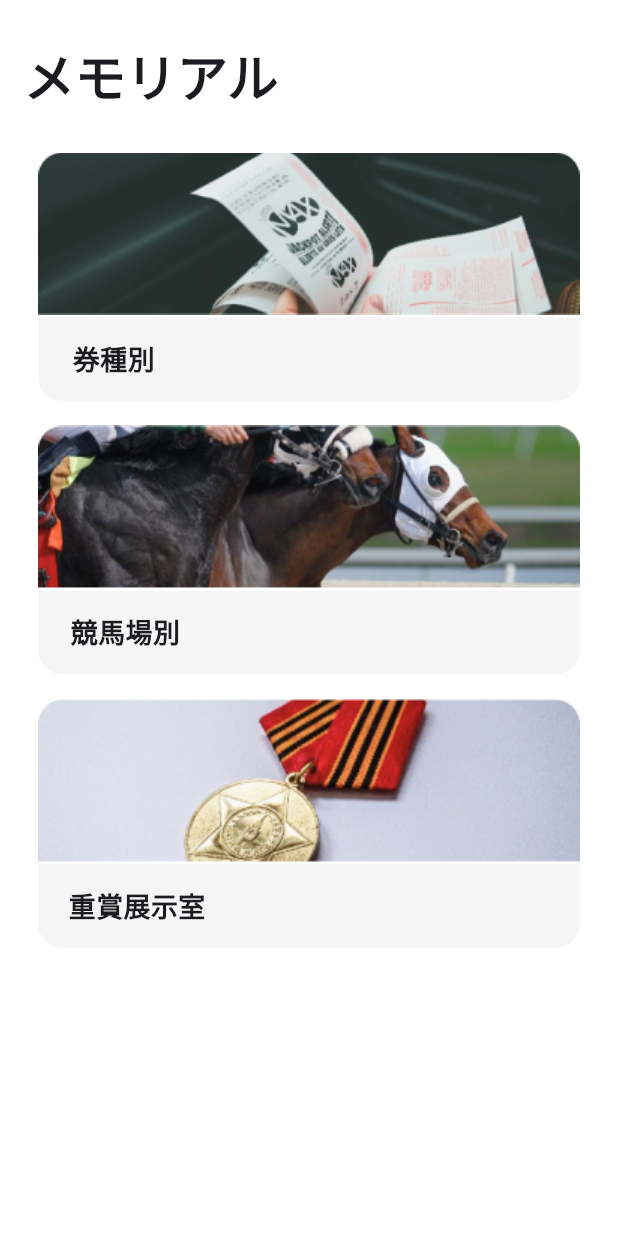
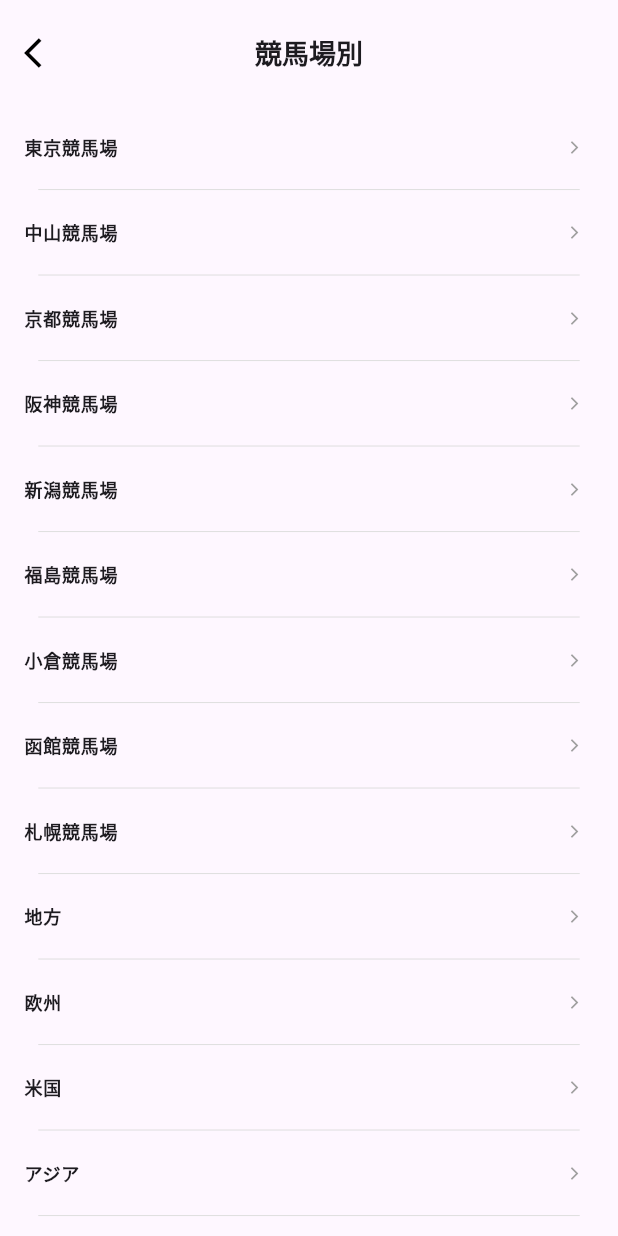
Before and after one commit to scien-inc/horse_racing_app, a Flutter app: the MemorialScreen screen opened directly, after a tap on "競馬場別", on a phone screen of 412 x 824 dp. Run offline on Flutter 3.47's test engine with Material 3 defaults, Android fonts, the phone set to English and light mode, and no system bars; our stand-ins replace fl_chart, flutter_hooks, image_picker, table_calendar.

Commit message:
create ByRacecoursePage

```diff
--- a/lib/screens/memorial.dart
+++ b/lib/screens/memorial.dart
@@ -1,5 +1,7 @@
 import 'package:flutter/material.dart';
 import 'package:horse_racing_app/widget/showroom.dart';
+import 'package:horse_racing_app/widget/racecourse.dart';
+
 
 class MemorialPage extends StatelessWidget{
   const MemorialPage({super.key});
@@ -48,7 +50,29 @@ class _MemorialScreenState extends State<MemorialScreen> {
             SizedBox(height: 15.0),
 
             CustomButton(
-            onPressed: (){},
+            onPressed: (){
+               Navigator.of(context).push(
+                PageRouteBuilder(
+                  pageBuilder: (context, animation, secondaryAnimation) {
+                    return RacecoursePage();
+                  },
+                  transitionsBuilder: (context, animation, secondaryAnimation, child) {
+
+                    final Offset begin = Offset(1.0, 0.0); // 右から左
+                    // final Offset begin = Offset(-1.0, 0.0); // 左から右
+                    final Offset end = Offset.zero;
+                    final Animatable<Offset> tween = Tween(begin: begin, end: end)
+                        .chain(CurveTween(curve: Curves.easeInOut));
+                    final Animation<Offset> offsetAnimation = animation.drive(tween);
+                    return SlideTransition(
+                      position: offsetAnimation,
+                      child: child,
+                    );
+                  },
+                  transitionDuration: Duration(milliseconds: 250),
+                ),
+              );
+            },
             labelText: "競馬場別",
             imagePath: 'material/img/menu_item_racecourse.png'
             ),
--- /dev/null
+++ b/lib/widget/racecourse.dart
@@ -0,0 +1,137 @@
+import 'package:flutter/material.dart';
+
+class RacecoursePage extends StatelessWidget {
+  final List<String> racecourses = [
+    '東京競馬場',
+    '中山競馬場',
+    '京都競馬場',
+    '阪神競馬場',
+    '新潟競馬場',
+    '福島競馬場',
+    '小倉競馬場',
+    '函館競馬場',
+    '札幌競馬場',
+    '地方',
+    '欧州',
+    '米国',
+    'アジア',
+    '中東',
+    'その他',
+  ];
+
+  @override
+  Widget build(BuildContext context) {
+    return Scaffold(
+      appBar: AppBar(
+        automaticallyImplyLeading: false,
+        leading: IconButton(
+            icon: Icon(
+              Icons.arrow_back_ios,
+              color: Colors.black,
+              ),
+            onPressed: () => Navigator.of(context).pop(),
+            ),
+        title: Text(
+          "競馬場別",
+          style: TextStyle(
+            fontSize: 18.0,
+            fontWeight: FontWeight.bold, // 太字
+          ),
+          ),
+        centerTitle: true,
+        toolbarHeight: 70,//textsize
+        iconTheme: IconThemeData(color: Colors.white),
+      ),
+      body: ListView.builder(
+        itemCount: racecourses.length,
+        itemBuilder: (context, index) {
+          return Container(
+            height: 57.0,
+            child: Column(
+              children: [
+                ListTile(
+                  title: Text(
+                    racecourses[index],
+                    style: TextStyle(
+                    fontSize: 12.0,
+                    fontWeight: FontWeight.bold, // 太字
+                    ),
+                  ),
+                  trailing: Icon(
+                    Icons.arrow_forward_ios,
+                    color: Colors.grey,
+                    size: 10.0,
+                    ),
+                  onTap: () {
+                    // タップされた競馬場の名前を使って新しいページに遷移
+                    Navigator.of(context).push(
+                PageRouteBuilder(
+                  pageBuilder: (context, animation, secondaryAnimation) {
+                    return RacecourseDetailPage(title: racecourses[index],);
+                  },
+                  transitionsBuilder: (context, animation, secondaryAnimation, child) {
+
+                    final Offset begin = Offset(1.0, 0.0); // 右から左
+                    // final Offset begin = Offset(-1.0, 0.0); // 左から右
+                    final Offset end = Offset.zero;
+                    final Animatable<Offset> tween = Tween(begin: begin, end: end)
+                        .chain(CurveTween(curve: Curves.easeInOut));
+                    final Animation<Offset> offsetAnimation = animation.drive(tween);
+                    return SlideTransition(
+                      position: offsetAnimation,
+                      child: child,
+                    );
+                  },
+                  transitionDuration: Duration(milliseconds: 250),
+                ),
+              );
+                  },
+                ),
+                Container(
+                  width: 361.0,
+                  height: 0.7, // Dividerの長さを変更
+                  color: Colors.grey.shade300,
+                ),
+              ]
+            )
+          );
+        },
+      ),
+    );
+  }
+}
+
+class RacecourseDetailPage extends StatelessWidget {
+  final String title;
+
+  RacecourseDetailPage({required this.title});
+
+  @override
+  Widget build(BuildContext context) {
+    return Scaffold(
+      appBar: AppBar(
+        automaticallyImplyLeading: false,
+        leading: IconButton(
+            icon: Icon(
+              Icons.arrow_back_ios,
+              color: Colors.black,
+              ),
+            onPressed: () => Navigator.of(context).pop(),
+            ),
+        title: Text(
+          title,
+          style: TextStyle(
+            fontSize: 18.0,
+            fontWeight: FontWeight.bold, // 太字
+          ),
+          ),
+        centerTitle: true,
+        toolbarHeight: 70,//textsize
+        iconTheme: IconThemeData(color: Colors.white),
+        ),
+      body: Center(
+        child: Text('$title の詳細ページ'),
+      ),
+    );
+  }
+}
```
